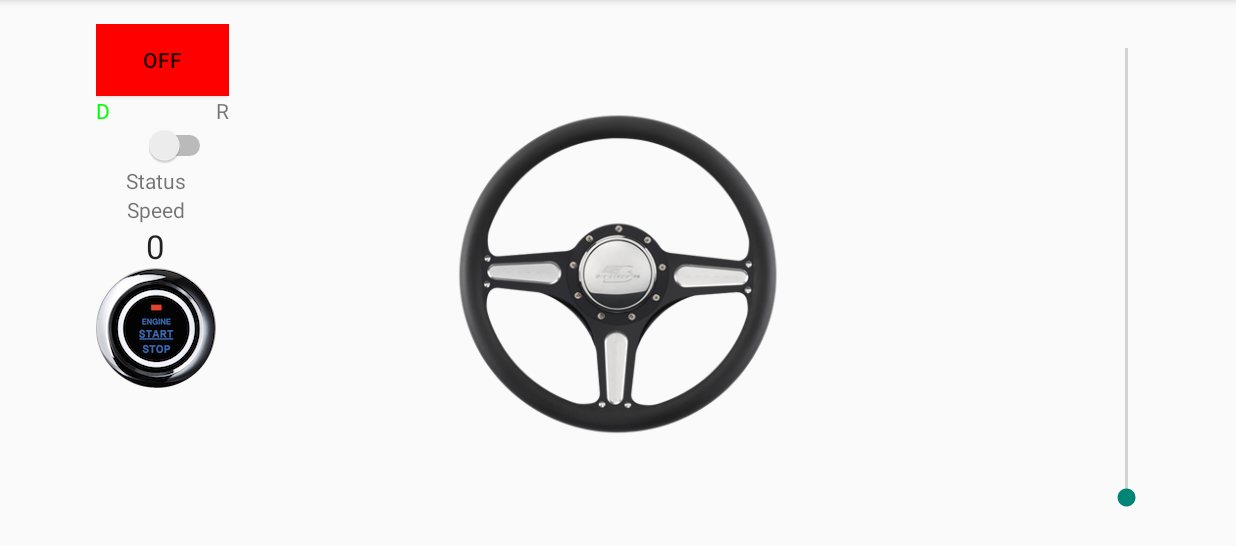
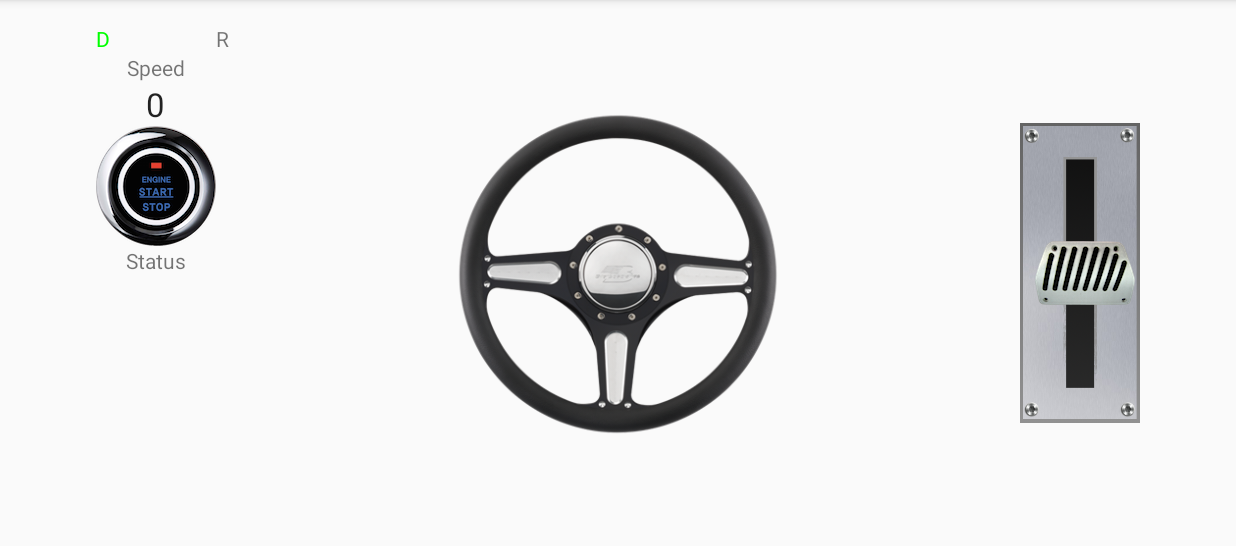
Before and after one commit to rz4fun/oid, an Android app: the screen it shows after launch (DashActivity), on a phone screen of 824 x 412 dp (held sideways), the part 72-618 px from its top. Run offline under Robolectric (Android 15) with nearby library versions, the phone set to English and light mode, and no system bars.

Commit message:
Customized speed control UI. Refactored command interface.

```diff
--- a/remsteer/app/src/main/java/rz/remotesteer/DashActivity.java
+++ b/remsteer/app/src/main/java/rz/remotesteer/DashActivity.java
@@ -32,7 +32,6 @@ import android.widget.SeekBar.OnSeekBarChangeListener;
 import android.widget.Switch;
 import android.widget.TextView;
 import android.widget.Toast;
-import android.widget.ToggleButton;
 import android.os.Vibrator;
 
 public class DashActivity extends ActionBarActivity {
@@ -44,16 +43,16 @@ public class DashActivity extends ActionBarActivity {
     setContentView(R.layout.activity_dash);
     status_textview_ = (TextView)findViewById(R.id.textView1);
     speed_textview_ = (TextView)findViewById(R.id.speed_textview);
-    drive_reverse_switch_ = (Switch)findViewById(R.id.drive_reverse_switch);
     steering_wheel_imageview_ = (ImageView)findViewById(R.id.steer_image);
     speed_seekbar_ = (VerticalSeekBar)findViewById(R.id.speed_seekbar);
     engine_button_ = (ImageButton)findViewById(R.id.engine_button);
     final TextView d_textview = (TextView)findViewById(R.id.d_textview);
     final TextView r_textview = (TextView)findViewById(R.id.r_textview);
     // non UI variables
-    drive_mode_ = DRIVE_FORWARD;
     vibrator_ = (Vibrator)this.getSystemService(Context.VIBRATOR_SERVICE);
     // Configuring the drive-reverse switch.
+    /*
+    drive_reverse_switch_ = (Switch)findViewById(R.id.drive_reverse_switch);
     drive_reverse_switch_.setOnCheckedChangeListener(new CompoundButton.OnCheckedChangeListener() {
       @Override
       public void onCheckedChanged(CompoundButton compoundButton, boolean isChecked) {
@@ -68,9 +67,9 @@ public class DashActivity extends ActionBarActivity {
         }
       }
     });
+    */
     // Configuring the engine start button.
     engine_button_.setOnClickListener(new OnClickListener() {
-
       @Override
       public void onClick(View v) {
         if (!engine_on_) {
@@ -94,13 +93,12 @@ public class DashActivity extends ActionBarActivity {
       @Override
       public void onStopTrackingTouch(SeekBar arg0) {
         SetSpeed(SPEED_ZERO);
-        arg0.setProgress(0);
+        arg0.setProgress(SPEED_ZERO);
       }
     });
     // Configuring the steering wheel.
     InitializeRotationMeter();
   }
-
 
   @Override
   public void onBackPressed() {
@@ -125,6 +123,7 @@ public class DashActivity extends ActionBarActivity {
       }
       socket_ = null;
       engine_on_ = false;
+      // UI updates
       engine_button_.setImageResource(R.drawable.b4_120_red);
       engine_button_.setEnabled(true);
       Toast.makeText(DashActivity.this, "Engine off", Toast.LENGTH_SHORT).show();
@@ -135,6 +134,10 @@ public class DashActivity extends ActionBarActivity {
 
   private void SetSteer(int steer_angle) {
     if (engine_on_) {
+      if (!(steer_angle >= 0 && steer_angle <= 180)) {
+        new VehicleController().execute(COMMAND_CATEGORY_STEER, STEER_CENTER);
+        return;
+      }
       steering_wheel_imageview_.setRotation(steer_angle - 90);
       new VehicleController().execute(COMMAND_CATEGORY_STEER, steer_angle);
       Log.d("Remote Steer", "Steer: " + steer_angle);
@@ -142,17 +145,16 @@ public class DashActivity extends ActionBarActivity {
   }
 
   private void SetSpeed(int speed) {
-    if (engine_on_) {
-      if (drive_mode_ == DRIVE_FORWARD) {
-        new VehicleController().execute(COMMAND_CATEGORY_SPEED, SPEED_ZERO - speed);
-        speed_textview_.setText("D: " + speed);
-      } else if (drive_mode_ == DRIVE_BACKWARD) {
-        new VehicleController().execute(COMMAND_CATEGORY_SPEED, SPEED_ZERO + speed);
-        speed_textview_.setText("R: " + speed);
-      } else {
+    //if (engine_on_) {
+    {
+      if (!(speed >= 0 && speed <= 180)) {
         new VehicleController().execute(COMMAND_CATEGORY_SPEED, SPEED_ZERO);
+        return;
       }
-      Log.d("Remote Steer", "Speed: " + speed);
+      // TODO: add UI updates
+      new VehicleController().execute(COMMAND_CATEGORY_SPEED, speed);
+      speed_textview_.setText((speed > SPEED_ZERO ? (speed - SPEED_ZERO) : (SPEED_ZERO - speed)) + "");
+      Log.d("Remote Steer", " Speed: " + speed);
     }
   }
 
@@ -165,25 +167,18 @@ public class DashActivity extends ActionBarActivity {
         if (orientation == -1) {
           return;
         }
-        int tmp_rotation_value = orientation % 360;
-        if (tmp_rotation_value > 270 && tmp_rotation_value < 360) {
-          steer_direction_ = STEER_RIGHT;
-        } else if (tmp_rotation_value < 270 && tmp_rotation_value > 180) {
-          steer_direction_ = STEER_LEFT;
-        }
-        if (tmp_rotation_value <= 180) {
+        // Note: with the current orientation, left-turn angles range for [180, 270); right-turn (270, 360].
+        if (orientation < 180 || orientation > 360) {
           return;
         }
-        rotation_degree_ = tmp_rotation_value - 180;
-        //steering_wheel_imageview_.setRotation(orientation + 90);
-        SetSteer(rotation_degree_);
+        SetSteer(orientation - 180);
       }
     };
     if (orientation_event_listener_.canDetectOrientation()){
       orientation_event_listener_.enable();
       return 0;
     } else{
-      SetSteer(90);
+      SetSteer(STEER_CENTER);
       return 1;
     }
   }
@@ -210,40 +205,24 @@ public class DashActivity extends ActionBarActivity {
 
   private boolean engine_on_ = false;
   private OrientationEventListener orientation_event_listener_;
-  private int rotation_degree_;
-  private int speed_;
   private ImageView steering_wheel_imageview_;
-  private Switch drive_reverse_switch_;
   private VerticalSeekBar speed_seekbar_;
   private TextView status_textview_;
   private TextView speed_textview_;
-  //private ToggleButton engine_start_button_;
   private ImageButton engine_button_;
 
   private Socket socket_;
   private PrintWriter command_writer_;
 
-  //private final int GAS_OFFSET = 30;
-
   private final String APPLICATION_TAG = "RemoteSteer";
-  private int drive_mode_;
-  private int steer_direction_;
 
   public static final int COMMAND_CATEGORY_SPEED = 1;
   public static final int COMMAND_CATEGORY_STEER = 2;
   public static final String COMMAND_OFF = "0#";
 
-  public static final int DRIVE_FORWARD = 1;
-  public static final int DRIVE_NEUTRAL = 0;
-  public static final int DRIVE_BACKWARD = -1;
-
-  public static final int STEER_LEFT = -1;
-  public static final int STEER_NEUTRAL = 0;
-  public static final int STEER_RIGHT = 1;
+  public static final int STEER_CENTER = 90;
 
   public static final int SPEED_ZERO = 90;
-  public static final int SPEED_FORWARD_MAX = 0;
-  public static final int SPEED_BACKWARD_MAX = 180;
 
   private Vibrator vibrator_;
 
@@ -279,7 +258,6 @@ public class DashActivity extends ActionBarActivity {
     @Override
     protected void onProgressUpdate(Integer... progress) {
       if (progress[0] == PROGRESS_START_ENGINE) {
-        //vibrator_.vibrate(100);
         engine_button_.setImageResource(R.drawable.b4_120_yellow);
       }
     }
@@ -302,12 +280,10 @@ public class DashActivity extends ActionBarActivity {
     }
 
     private int PROGRESS_START_ENGINE = 1;
-    private int PROGRESS_SHUTDOWN_ENGINE = 2;
   }
 
 
   private class VehicleController extends AsyncTask<Integer, Void, Void> {
-
 	@Override
 	protected Void doInBackground(Integer... command) {
       if (command_writer_ == null) {
@@ -316,17 +292,9 @@ public class DashActivity extends ActionBarActivity {
       int category = command[0];
       int value = command[1];
       if (category == COMMAND_CATEGORY_STEER) {
-          if (steer_direction_ == STEER_LEFT) {
-            command_writer_.write("L" + value + "#");
-          } else if (steer_direction_ == STEER_RIGHT) {
-            command_writer_.write("R" + value + "#");
-          }
+        command_writer_.write("S" + value + "#");
       } else if (category == COMMAND_CATEGORY_SPEED) {
-          if (drive_mode_ == DRIVE_FORWARD) {
-            command_writer_.write("F" + value + "#");
-          } else if (drive_mode_ == DRIVE_BACKWARD) {
-            command_writer_.write("B" + value + "#");
-          }
+        command_writer_.write("D" + value + "#");
       }
       command_writer_.flush();
       return null;
--- a/remsteer/app/src/main/java/rz/remotesteer/VerticalSeekBar.java
+++ b/remsteer/app/src/main/java/rz/remotesteer/VerticalSeekBar.java
@@ -35,13 +35,16 @@ public class VerticalSeekBar extends SeekBar {
         setMeasuredDimension(getMeasuredHeight(), getMeasuredWidth());
     }
 
-
     protected void onDraw(Canvas c) {
         c.rotate(-90);
         c.translate(-getHeight(), 0);
         super.onDraw(c);
     }
 
+    @Override public synchronized void setProgress(int progress) {
+        super.setProgress(progress);
+        onSizeChanged(getWidth(), getHeight(), 0, 0);
+    }
 
     @Override
     public boolean onTouchEvent(MotionEvent event) {
@@ -53,12 +56,14 @@ public class VerticalSeekBar extends SeekBar {
                 super.onTouchEvent(event);
                 break;
             case MotionEvent.ACTION_DOWN:
+                //super.onTouchEvent(event);
+                break;
             case MotionEvent.ACTION_MOVE:
-                setProgress(getMax() - (int) (getMax() * event.getY() / getHeight()));
-                onSizeChanged(getWidth(), getHeight(), 0, 0);
+                int progress = getMax() - (int)(getMax() * (event.getY() / getHeight()));
+                Log.d("remote steer: ", "Y=" + event.getY() + "; H=" + getHeight() + "; max=" + getMax() + "; Prog=" + progress);
+                setProgress(progress);
                 break;
             case MotionEvent.ACTION_CANCEL:
-                setProgress(0);
                 break;
         }
         return true;
--- a/remsteer/app/src/main/res/layout-land/activity_dash.xml
+++ b/remsteer/app/src/main/res/layout-land/activity_dash.xml
@@ -21,13 +21,18 @@
 
         <rz.remotesteer.VerticalSeekBar
             android:id="@+id/speed_seekbar"
-            android:max="90"
-            android:layout_width="wrap_content"
-            android:layout_height="fill_parent"
-            android:progress="0"
+            android:max="180"
+            android:layout_width="80dp"
+            android:layout_height="200dp"
+            android:progress="90"
             android:layout_alignBottom="@+id/steer_image"
             android:layout_alignParentRight="true"
-            android:layout_alignParentEnd="true" />
+            android:layout_alignParentEnd="true"
+            android:layout_gravity="center"
+            android:progressDrawable="@android:color/transparent"
+            android:thumb="@drawable/pedal_100_3"
+            android:paddingTop="7dp"
+            android:background="@drawable/plate"/>
     </FrameLayout>
 
     <FrameLayout
@@ -51,22 +56,6 @@
         android:layout_width="wrap_content"
         android:layout_height="match_parent"
         android:id="@+id/control_layout">
-
-        <ToggleButton
-            android:id="@+id/power_button"
-            android:layout_width="wrap_content"
-            android:layout_height="wrap_content"
-            android:background="@drawable/power_button_toggle"
-            android:text="ToggleButton"
-            android:layout_alignTop="@+id/steer_image"
-            android:layout_alignParentLeft="true"
-            android:layout_alignParentStart="true" />
-
-        <TableRow
-            android:layout_width="match_parent"
-            android:layout_height="match_parent">
-
-        </TableRow>
 
         <LinearLayout
             android:orientation="horizontal"
@@ -114,39 +103,6 @@
             android:layout_width="match_parent"
             android:layout_height="match_parent">
 
-            <Switch
-                android:layout_width="wrap_content"
-                android:layout_height="wrap_content"
-                android:id="@+id/drive_reverse_switch"
-                android:checked="false"
-                android:layout_above="@+id/textView1"
-                android:layout_alignParentLeft="true"
-                android:layout_alignParentStart="true"
-                android:textOff="D"
-                android:textOn="R"
-                android:layout_column="2" />
-        </TableRow>
-
-        <TableRow
-            android:layout_width="match_parent"
-            android:layout_height="match_parent">
-
-            <TextView
-                android:id="@+id/textView1"
-                android:layout_width="wrap_content"
-                android:layout_height="wrap_content"
-                android:text="@string/status"
-                android:layout_alignBottom="@+id/steer_image"
-                android:layout_toRightOf="@+id/textView2"
-                android:layout_toEndOf="@+id/textView2"
-                android:layout_column="2"
-                android:layout_gravity="center_horizontal" />
-        </TableRow>
-
-        <TableRow
-            android:layout_width="match_parent"
-            android:layout_height="match_parent">
-
             <TextView
                 android:layout_width="wrap_content"
                 android:layout_height="wrap_content"
@@ -181,26 +137,6 @@
 
         <TableRow
             android:layout_width="match_parent"
-            android:layout_height="match_parent"></TableRow>
-
-        <TableRow
-            android:layout_width="match_parent"
-            android:layout_height="match_parent"></TableRow>
-
-        <TableRow
-            android:layout_width="match_parent"
-            android:layout_height="match_parent"></TableRow>
-
-        <TableRow
-            android:layout_width="match_parent"
-            android:layout_height="match_parent"></TableRow>
-
-        <TableRow
-            android:layout_width="match_parent"
-            android:layout_height="match_parent"></TableRow>
-
-        <TableRow
-            android:layout_width="match_parent"
             android:layout_height="match_parent">
 
             <ImageButton
@@ -212,6 +148,22 @@
                 android:background="@android:color/transparent" />
         </TableRow>
 
+        <TableRow
+            android:layout_width="match_parent"
+            android:layout_height="match_parent">
+
+            <TextView
+                android:id="@+id/textView1"
+                android:layout_width="wrap_content"
+                android:layout_height="wrap_content"
+                android:text="@string/status"
+                android:layout_alignBottom="@+id/steer_image"
+                android:layout_toRightOf="@+id/textView2"
+                android:layout_toEndOf="@+id/textView2"
+                android:layout_column="2"
+                android:layout_gravity="center_horizontal" />
+        </TableRow>
+
     </TableLayout>
 
 </RelativeLayout>
```
Also changed, not shown: remsteer/app/src/main/res/drawable-hdpi/pedal_100.png (added), remsteer/app/src/main/res/drawable-hdpi/pedal_100_2.png (added), remsteer/app/src/main/res/drawable-hdpi/pedal_100_3.png (added), remsteer/app/src/main/res/drawable-hdpi/pedal_100_4.png (added), remsteer/app/src/main/res/drawable-hdpi/plate.png (added), remsteer/app/src/main/res/drawable-hdpi/plate_2.png (added). Lines whose indentation alone changed are shown as unchanged.
